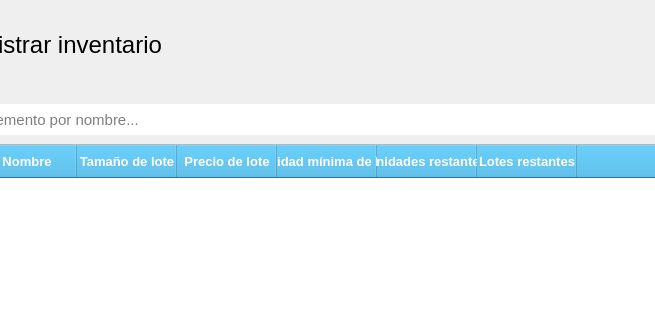
Qt form src/AdministrarInventario/Ui_AdministrarInventario.ui (ivanperez-7/printpos) before a commit; both pictures show x 150 to 805 and y 0 to 321 of the 1085 by 650 pixel window.
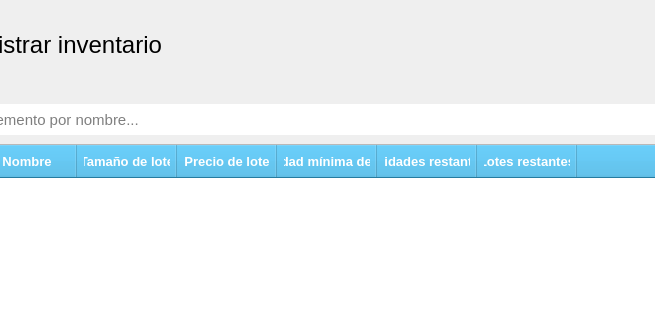
The same form after that commit. Icons and pictures are not drawn.

Diff of the .ui file:
```diff
--- a/src/AdministrarInventario/Ui_AdministrarInventario.ui
+++ b/src/AdministrarInventario/Ui_AdministrarInventario.ui
@@ -394,9 +394,7 @@
 	font: bold 10pt;
 	color: rgb(255, 255, 255);
 	background-color: rgb(52, 172, 224);
-
-	padding-top: 7px;
-	padding-bottom: 7px;
+	padding: 7px;
 }
 
 QTableView::item{
```
